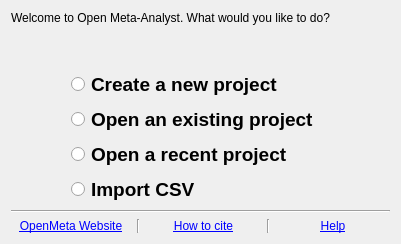
bwallace/OpenMeta-analyst-, file src/forms/wizardpages/welcome_page.ui: the form before one commit.
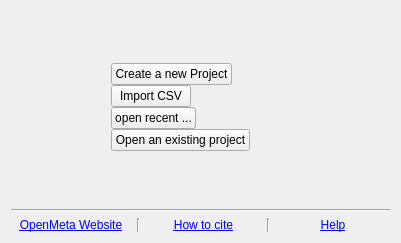
The form after the commit. Icons and pictures are not drawn.

What changed in the file:
```diff
--- a/src/forms/wizardpages/welcome_page.ui
+++ b/src/forms/wizardpages/welcome_page.ui
@@ -7,20 +7,16 @@
     <x>0</x>
     <y>0</y>
     <width>401</width>
-    <height>244</height>
+    <height>243</height>
    </rect>
   </property>
   <property name="windowTitle">
    <string>WizardPage</string>
   </property>
+  <property name="title">
+   <string>What would you like to do?</string>
+  </property>
   <layout class="QVBoxLayout" name="verticalLayout_2">
-   <item>
-    <widget class="QLabel" name="label">
-     <property name="text">
-      <string>Welcome to Open Meta-Analyst. What would you like to do?</string>
-     </property>
-    </widget>
-   </item>
    <item>
     <spacer name="verticalSpacer">
      <property name="orientation">
@@ -29,24 +25,21 @@
      <property name="sizeHint" stdset="0">
       <size>
        <width>20</width>
-       <height>0</height>
+       <height>9</height>
       </size>
      </property>
     </spacer>
    </item>
    <item>
-    <layout class="QHBoxLayout" name="horizontalLayout">
+    <layout class="QHBoxLayout" name="horizontalLayout_6">
      <item>
       <spacer name="horizontalSpacer">
        <property name="orientation">
         <enum>Qt::Horizontal</enum>
        </property>
-       <property name="sizeType">
-        <enum>QSizePolicy::Fixed</enum>
-       </property>
        <property name="sizeHint" stdset="0">
         <size>
-         <width>60</width>
+         <width>40</width>
          <height>20</height>
         </size>
        </property>
@@ -54,130 +47,137 @@
      </item>
      <item>
       <layout class="QVBoxLayout" name="verticalLayout">
+       <property name="spacing">
+        <number>0</number>
+       </property>
        <item>
-        <widget class="QRadioButton" name="radioButton">
-         <property name="sizePolicy">
-          <sizepolicy hsizetype="Fixed" vsizetype="Fixed">
-           <horstretch>0</horstretch>
-           <verstretch>0</verstretch>
-          </sizepolicy>
+        <layout class="QHBoxLayout" name="horizontalLayout">
+         <property name="spacing">
+          <number>0</number>
          </property>
-         <property name="font">
-          <font>
-           <pointsize>14</pointsize>
-           <weight>75</weight>
-           <bold>true</bold>
-          </font>
-         </property>
-         <property name="text">
-          <string>Create a new project</string>
-         </property>
-         <property name="icon">
-          <iconset resource="../../images/icons.qrc">
-           <normaloff>:/function_icon_set/function_icon_set/add_48.png</normaloff>:/function_icon_set/function_icon_set/add_48.png</iconset>
-         </property>
-         <property name="iconSize">
-          <size>
-           <width>32</width>
-           <height>32</height>
-          </size>
-         </property>
-        </widget>
+         <item>
+          <widget class="QPushButton" name="create_new_btn">
+           <property name="text">
+            <string>Create a new Project</string>
+           </property>
+           <property name="icon">
+            <iconset resource="../../images/icons.qrc">
+             <normaloff>:/function_icon_set/function_icon_set/add_48.png</normaloff>:/function_icon_set/function_icon_set/add_48.png</iconset>
+           </property>
+          </widget>
+         </item>
+         <item>
+          <spacer name="horizontalSpacer_2">
+           <property name="orientation">
+            <enum>Qt::Horizontal</enum>
+           </property>
+           <property name="sizeHint" stdset="0">
+            <size>
+             <width>40</width>
+             <height>20</height>
+            </size>
+           </property>
+          </spacer>
+         </item>
+        </layout>
        </item>
        <item>
-        <widget class="QRadioButton" name="radioButton_2">
-         <property name="sizePolicy">
-          <sizepolicy hsizetype="Fixed" vsizetype="Fixed">
-           <horstretch>0</horstretch>
-           <verstretch>0</verstretch>
-          </sizepolicy>
+        <layout class="QHBoxLayout" name="horizontalLayout_3">
+         <property name="spacing">
+          <number>0</number>
          </property>
-         <property name="font">
-          <font>
-           <pointsize>14</pointsize>
-           <weight>75</weight>
-           <bold>true</bold>
-          </font>
-         </property>
-         <property name="text">
-          <string>Open an existing project</string>
-         </property>
-         <property name="icon">
-          <iconset resource="../../images/icons.qrc">
-           <normaloff>:/function_icon_set/function_icon_set/folder_48.png</normaloff>:/function_icon_set/function_icon_set/folder_48.png</iconset>
-         </property>
-         <property name="iconSize">
-          <size>
-           <width>32</width>
-           <height>32</height>
-          </size>
-         </property>
-        </widget>
+         <item>
+          <widget class="QPushButton" name="import_csv_btn">
+           <property name="text">
+            <string>Import CSV</string>
+           </property>
+           <property name="icon">
+            <iconset resource="../../images/icons.qrc">
+             <normaloff>:/function_icon_set/function_icon_set/box_download_48.png</normaloff>:/function_icon_set/function_icon_set/box_download_48.png</iconset>
+           </property>
+          </widget>
+         </item>
+         <item>
+          <spacer name="horizontalSpacer_3">
+           <property name="orientation">
+            <enum>Qt::Horizontal</enum>
+           </property>
+           <property name="sizeHint" stdset="0">
+            <size>
+             <width>40</width>
+             <height>20</height>
+            </size>
+           </property>
+          </spacer>
+         </item>
+        </layout>
        </item>
        <item>
-        <widget class="QRadioButton" name="radioButton_3">
-         <property name="sizePolicy">
-          <sizepolicy hsizetype="Fixed" vsizetype="Fixed">
-           <horstretch>0</horstretch>
-           <verstretch>0</verstretch>
-          </sizepolicy>
+        <layout class="QHBoxLayout" name="horizontalLayout_4">
+         <property name="spacing">
+          <number>0</number>
          </property>
-         <property name="font">
-          <font>
-           <pointsize>14</pointsize>
-           <weight>75</weight>
-           <bold>true</bold>
-          </font>
-         </property>
-         <property name="text">
-          <string>Open a recent project</string>
-         </property>
-         <property name="icon">
-          <iconset resource="../../images/icons.qrc">
-           <normaloff>:/function_icon_set/function_icon_set/folder_48.png</normaloff>:/function_icon_set/function_icon_set/folder_48.png</iconset>
-         </property>
-         <property name="iconSize">
-          <size>
-           <width>32</width>
-           <height>32</height>
-          </size>
-         </property>
-        </widget>
+         <item>
+          <widget class="QPushButton" name="open_recent_btn">
+           <property name="text">
+            <string>open recent ...</string>
+           </property>
+           <property name="icon">
+            <iconset resource="../../images/icons.qrc">
+             <normaloff>:/function_icon_set/function_icon_set/folder_48.png</normaloff>:/function_icon_set/function_icon_set/folder_48.png</iconset>
+           </property>
+          </widget>
+         </item>
+         <item>
+          <spacer name="horizontalSpacer_4">
+           <property name="orientation">
+            <enum>Qt::Horizontal</enum>
+           </property>
+           <property name="sizeHint" stdset="0">
+            <size>
+             <width>40</width>
+             <height>20</height>
+            </size>
+           </property>
+          </spacer>
+         </item>
+        </layout>
        </item>
        <item>
-        <widget class="QRadioButton" name="radioButton_4">
-         <property name="sizePolicy">
-          <sizepolicy hsizetype="Fixed" vsizetype="Fixed">
-           <horstretch>0</horstretch>
-           <verstretch>0</verstretch>
-          </sizepolicy>
+        <layout class="QHBoxLayout" name="horizontalLayout_5">
+         <property name="spacing">
+          <number>0</number>
          </property>
-         <property name="font">
-          <font>
-           <pointsize>14</pointsize>
-           <weight>75</weight>
-           <bold>true</bold>
-          </font>
-         </property>
-         <property name="text">
-          <string>Import CSV</string>
-         </property>
-         <property name="icon">
-          <iconset resource="../../images/icons.qrc">
-           <normaloff>:/function_icon_set/function_icon_set/box_download_48.png</normaloff>:/function_icon_set/function_icon_set/box_download_48.png</iconset>
-         </property>
-         <property name="iconSize">
-          <size>
-           <width>32</width>
-           <height>32</height>
-          </size>
-         </property>
-        </widget>
+         <item>
+          <widget class="QPushButton" name="open_btn">
+           <property name="text">
+            <string>Open an existing project</string>
+           </property>
+           <property name="icon">
+            <iconset resource="../../images/icons.qrc">
+             <normaloff>:/function_icon_set/function_icon_set/folder_48.png</normaloff>:/function_icon_set/function_icon_set/folder_48.png</iconset>
+           </property>
+          </widget>
+         </item>
+         <item>
+          <spacer name="horizontalSpacer_5">
+           <property name="orientation">
+            <enum>Qt::Horizontal</enum>
+           </property>
+           <property name="sizeHint" stdset="0">
+            <size>
+             <width>40</width>
+             <height>20</height>
+            </size>
+           </property>
+          </spacer>
+         </item>
+        </layout>
        </item>
       </layout>
      </item>
      <item>
-      <spacer name="horizontalSpacer_2">
+      <spacer name="horizontalSpacer_6">
        <property name="orientation">
         <enum>Qt::Horizontal</enum>
        </property>
@@ -191,6 +191,19 @@
      </item>
     </layout>
    </item>
+   <item>
+    <spacer name="verticalSpacer_2">
+     <property name="orientation">
+      <enum>Qt::Vertical</enum>
+     </property>
+     <property name="sizeHint" stdset="0">
+      <size>
+       <width>20</width>
+       <height>9</height>
+      </size>
+     </property>
+    </spacer>
+   </item>
    <item>
     <widget class="Line" name="line">
      <property name="orientation">
```
Left out of the diff: 3 changed lines with no effect on the pictures.
